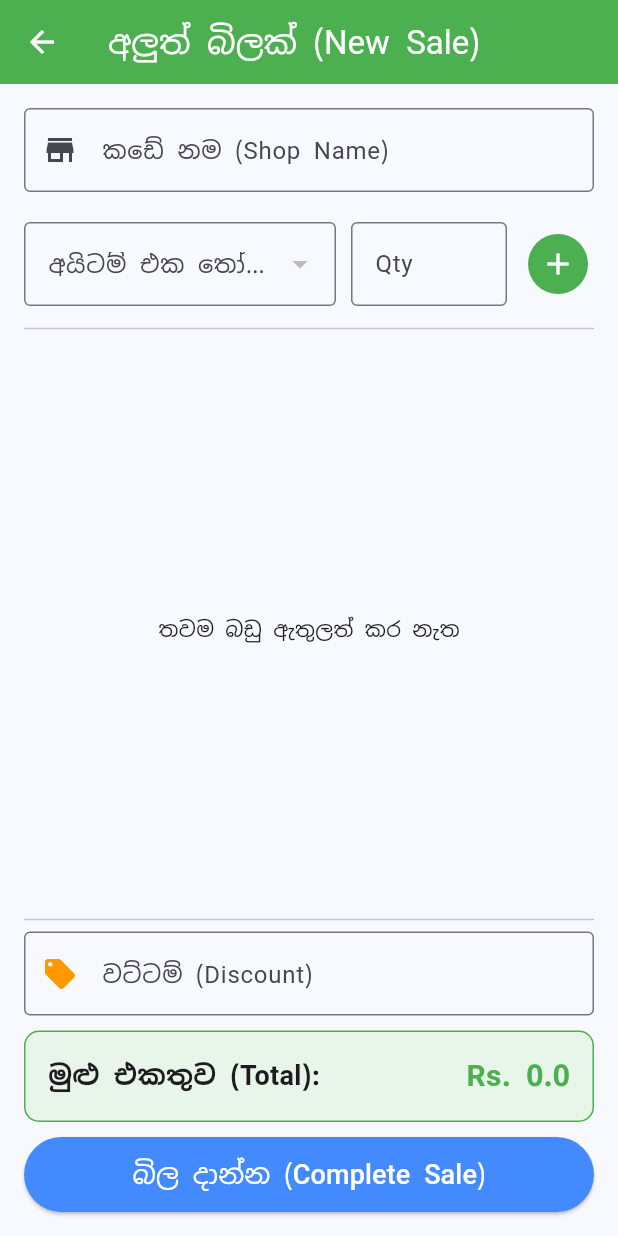
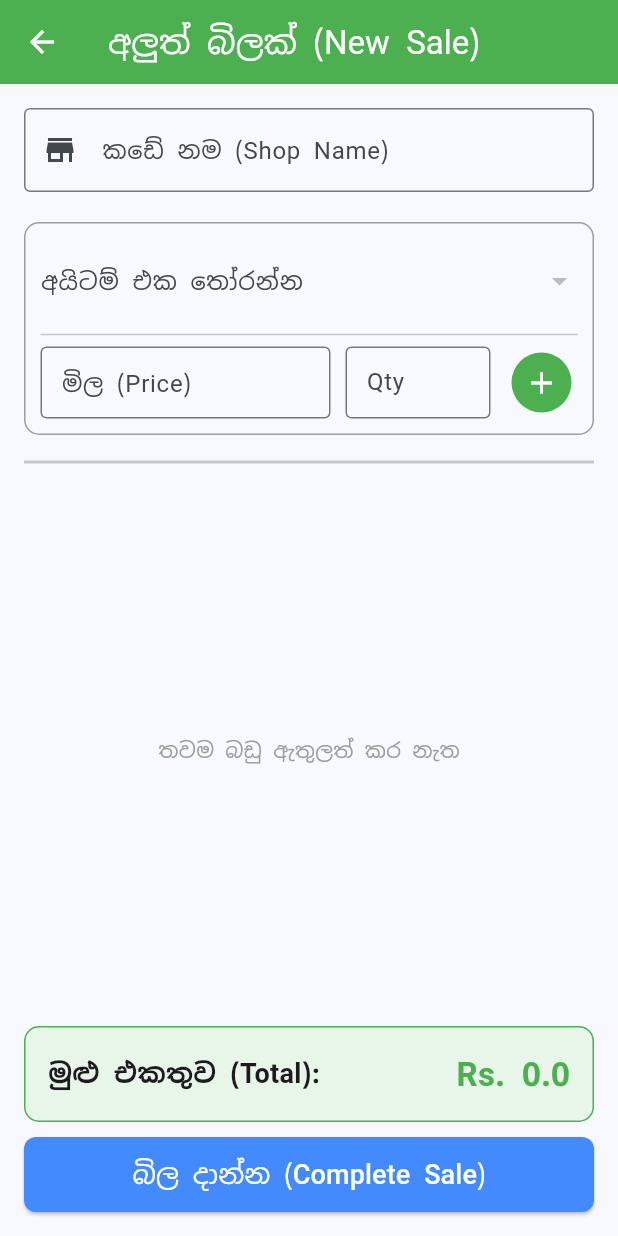
Before and after one commit to Zaincasper69/sales_buddy, a Flutter app: the BillingScreen screen opened directly, after a tap on the "add" icon, on a phone screen of 412 x 824 dp. Run offline on Flutter 3.47's test engine with Material 3 defaults, Android fonts, the light colour scheme and no system bars; our stand-ins replace google_fonts, sqflite; accounts and stored records are empty.

Commit message:
Fixed dropdown error and added custom price logic

```diff
--- a/lib/screens/billing_screen.dart
+++ b/lib/screens/billing_screen.dart
@@ -11,11 +11,13 @@ class BillingScreen extends StatefulWidget {
 class _BillingScreenState extends State<BillingScreen> {
   final TextEditingController _shopNameController = TextEditingController();
   final TextEditingController _qtyController = TextEditingController();
-  final TextEditingController _discountController = TextEditingController();
+  final TextEditingController _priceController = TextEditingController();
 
   List<Map<String, dynamic>> _allProducts = [];
   List<Map<String, dynamic>> _cartItems = [];
-  Map<String, dynamic>? _selectedProduct;
+
+  int? _selectedProductId;
+  Map<String, dynamic>? _selectedProductObj;
 
   @override
   void initState() {
@@ -30,25 +32,42 @@ class _BillingScreenState extends State<BillingScreen> {
     });
   }
 
+  void _onProductSelect(int? id) {
+    if (id == null) return;
+
+    final product = _allProducts.firstWhere((element) => element['id'] == id);
+
+    setState(() {
+      _selectedProductId = id;
+      _selectedProductObj = product;
+
+      _priceController.text = product['selling_price'].toString();
+      _qtyController.text = "1";
+    });
+  }
+
   void _addToCart() {
-    if (_selectedProduct == null || _qtyController.text.isEmpty) return;
+    if (_selectedProductObj == null || _qtyController.text.isEmpty || _priceController.text.isEmpty) return;
 
     final int qty = int.parse(_qtyController.text);
-    final double sellingPrice = _selectedProduct!['selling_price'];
-    final double buyingPrice = _selectedProduct!['buying_price'];
+    final double sellingPrice = double.parse(_priceController.text);
+    final double buyingPrice = _selectedProductObj!['buying_price'];
     final double subTotal = sellingPrice * qty;
 
     setState(() {
       _cartItems.add({
-        'product_id': _selectedProduct!['id'],
-        'product_name': _selectedProduct!['name'],
+        'product_id': _selectedProductObj!['id'],
+        'product_name': _selectedProductObj!['name'],
         'buying_price': buyingPrice,
         'selling_price': sellingPrice,
         'qty': qty,
         'sub_total': subTotal,
       });
-      _selectedProduct = null;
+
+      _selectedProductId = null;
+      _selectedProductObj = null;
       _qtyController.clear();
+      _priceController.clear();
     });
   }
 
@@ -69,22 +88,20 @@ class _BillingScreenState extends State<BillingScreen> {
     }
 
     double totalAmount = _calculateTotal();
-    double discount = _discountController.text.isNotEmpty
-        ? double.parse(_discountController.text)
-        : 0.0;
 
     double totalProfit = 0;
     for (var item in _cartItems) {
       double itemProfit = (item['selling_price'] - item['buying_price']) * item['qty'];
       totalProfit += itemProfit;
     }
-    double netProfit = totalProfit - discount;
+
+    double netProfit = totalProfit;
 
     Map<String, dynamic> saleRow = {
       'shop_name': _shopNameController.text,
       'date': DateTime.now().toIso8601String(),
       'total_amount': totalAmount,
-      'discount': discount,
+      'discount': 0.0,
       'net_profit': netProfit,
     };
 
@@ -128,33 +145,52 @@ class _BillingScreenState extends State<BillingScreen> {
             ),
             const SizedBox(height: 20),
 
+            Container(
+              padding: const EdgeInsets.all(10),
+              decoration: BoxDecoration(
+                border: Border.all(color: Colors.grey),
+                borderRadius: BorderRadius.circular(10),
+              ),
+              child: Column(
+                children: [
+                  DropdownButtonFormField<int>(
+                    decoration: const InputDecoration(
+                      labelText: "අයිටම් එක තෝරන්න",
+                      border: InputBorder.none,
+                    ),
+                    isExpanded: true,
+                    value: _selectedProductId,
+                    items: _allProducts.map((product) {
+                      return DropdownMenuItem<int>(
+                        value: product['id'] as int,
+                        child: Text(
+                          product['name'],
+                          overflow: TextOverflow.ellipsis,
+                        ),
+                      );
+                    }).toList(),
+                    onChanged: _onProductSelect,
+                  ),
+
+                  const Divider(),
+
                   Row(
                     children: [
                       Expanded(
                         flex: 2,
-                  child: DropdownButtonFormField<Map<String, dynamic>>(
+                        child: TextField(
+                          controller: _priceController,
+                          keyboardType: TextInputType.number,
                           decoration: const InputDecoration(
-                      labelText: "අයිටම් එක තෝරන්න",
+                            labelText: "මිල (Price)",
+                            prefixText: "Rs.",
+                            contentPadding: EdgeInsets.symmetric(horizontal: 10, vertical: 5),
                             border: OutlineInputBorder(),
                           ),
-                    value: _selectedProduct,
-                    items: _allProducts.map((product) {
-                      return DropdownMenuItem(
-                        value: product,
-                        child: Text(
-                          "${product['name']} (Rs.${product['selling_price']})",
-                          overflow: TextOverflow.ellipsis,
-                        ),
-                      );
-                    }).toList(),
-                    onChanged: (val) {
-                      setState(() {
-                        _selectedProduct = val;
-                      });
-                    },
                         ),
                       ),
                       const SizedBox(width: 10),
+
                       Expanded(
                         flex: 1,
                         child: TextField(
@@ -162,11 +198,13 @@ class _BillingScreenState extends State<BillingScreen> {
                           keyboardType: TextInputType.number,
                           decoration: const InputDecoration(
                             labelText: "Qty",
+                            contentPadding: EdgeInsets.symmetric(horizontal: 10, vertical: 5),
                             border: OutlineInputBorder(),
                           ),
                         ),
                       ),
                       const SizedBox(width: 10),
+
                       IconButton.filled(
                         onPressed: _addToCart,
                         icon: const Icon(Icons.add),
@@ -174,26 +212,33 @@ class _BillingScreenState extends State<BillingScreen> {
                       )
                     ],
                   ),
-            const Divider(height: 30),
+                ],
+              ),
+            ),
+
+            const SizedBox(height: 10),
+            const Divider(thickness: 2),
 
             Expanded(
               child: _cartItems.isEmpty
-                  ? const Center(child: Text("තවම බඩු ඇතුලත් කර නැත"))
+                  ? const Center(child: Text("තවම බඩු ඇතුලත් කර නැත", style: TextStyle(color: Colors.grey)))
                   : ListView.builder(
                       itemCount: _cartItems.length,
                       itemBuilder: (context, index) {
                         final item = _cartItems[index];
                         return Card(
-                          color: Colors.grey.shade100,
+                          color: Colors.white,
+                          elevation: 2,
+                          margin: const EdgeInsets.symmetric(vertical: 5),
                           child: ListTile(
-                            title: Text(item['product_name']),
-                            subtitle: Text("${item['qty']} x ${item['selling_price']}"),
+                            title: Text(item['product_name'], style: const TextStyle(fontWeight: FontWeight.bold)),
+                            subtitle: Text("${item['qty']} x Rs.${item['selling_price']}"),
                             trailing: Row(
                               mainAxisSize: MainAxisSize.min,
                               children: [
                                 Text(
                                   "Rs. ${item['sub_total']}",
-                                  style: const TextStyle(fontWeight: FontWeight.bold),
+                                  style: const TextStyle(fontWeight: FontWeight.bold, color: Colors.black87),
                                 ),
                                 IconButton(
                                   icon: const Icon(Icons.remove_circle, color: Colors.red),
@@ -211,17 +256,6 @@ class _BillingScreenState extends State<BillingScreen> {
                     ),
             ),
 
-            const Divider(),
-            TextField(
-              controller: _discountController,
-              keyboardType: TextInputType.number,
-              decoration: const InputDecoration(
-                labelText: "වට්ටම් (Discount)",
-                prefixIcon: Icon(Icons.local_offer, color: Colors.orange),
-                border: OutlineInputBorder(),
-              ),
-            ),
-            const SizedBox(height: 10),
             Container(
               padding: const EdgeInsets.all(15),
               decoration: BoxDecoration(
@@ -235,12 +269,13 @@ class _BillingScreenState extends State<BillingScreen> {
                   const Text("මුළු එකතුව (Total):", style: TextStyle(fontSize: 18, fontWeight: FontWeight.bold)),
                   Text(
                     "Rs. ${_calculateTotal()}",
-                    style: const TextStyle(fontSize: 20, fontWeight: FontWeight.bold, color: Colors.green),
+                    style: const TextStyle(fontSize: 22, fontWeight: FontWeight.bold, color: Colors.green),
                   ),
                 ],
               ),
             ),
             const SizedBox(height: 10),
+
             SizedBox(
               width: double.infinity,
               height: 50,
@@ -249,6 +284,7 @@ class _BillingScreenState extends State<BillingScreen> {
                 style: ElevatedButton.styleFrom(
                   backgroundColor: Colors.blueAccent,
                   foregroundColor: Colors.white,
+                  shape: RoundedRectangleBorder(borderRadius: BorderRadius.circular(8)),
                 ),
                 child: const Text("බිල දාන්න (Complete Sale)", style: TextStyle(fontSize: 18)),
               ),
```
Lines whose indentation alone changed are shown as unchanged.
